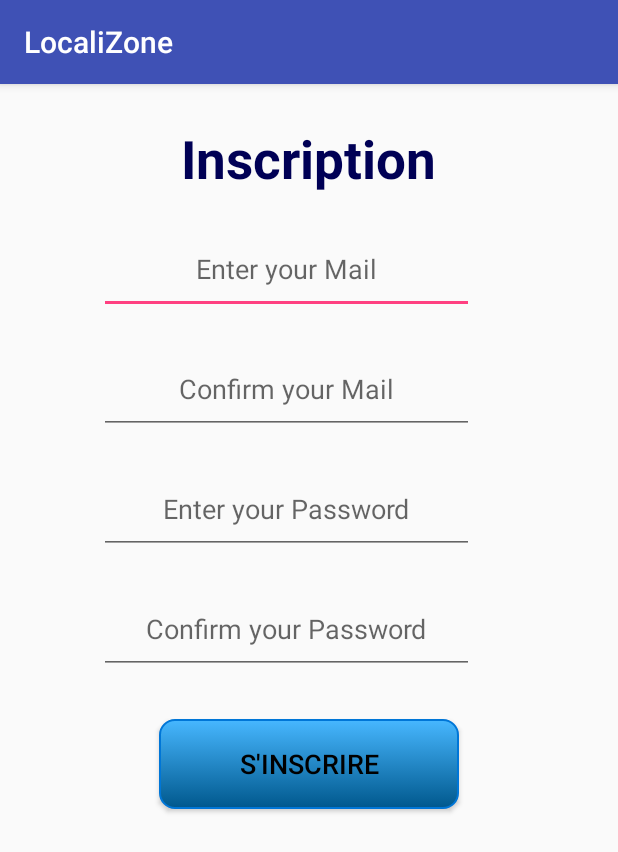
After one commit to cforgeon/Android, an Android app: the Inscription screen opened directly, with no data from a screen before it, on a phone screen of 412 x 824 dp. The commit adds this screen. Shown: the top 852 px of the screen. Run offline under Robolectric (Android 15) with nearby library versions, the phone set to English and light mode, and no system bars.

Commit message:
view parent

```diff
--- /dev/null
+++ b/app/src/main/java/com/example/user/localizone/Inscription.java
@@ -0,0 +1,14 @@
+package com.example.user.localizone;
+
+import android.os.Bundle;
+import android.support.v7.app.AppCompatActivity;
+
+
+public class Inscription extends AppCompatActivity {
+
+    @Override
+    public void onCreate(Bundle savedInstanceState) {
+        super.onCreate(savedInstanceState);
+        setContentView(R.layout.inscription);
+    }
+}
--- /dev/null
+++ b/app/src/main/res/drawable/buttonparent.xml
@@ -0,0 +1,25 @@
+<?xml version="1.0" encoding="utf-8"?>
+<selector xmlns:android="http://schemas.android.com/apk/res/android">
+
+    <item android:state_pressed="true" >
+        <shape android:shape="rectangle"  >
+            <corners android:radius="10dip" />
+            <stroke android:width="1dip" android:color="#0076d7" />
+            <gradient android:angle="-90" android:startColor="#00588d" android:endColor="#03b2ff"  />
+        </shape>
+    </item>
+    <item android:state_focused="true">
+        <shape android:shape="rectangle"  >
+            <corners android:radius="10dip" />
+            <stroke android:width="1dip" android:color="#0076d7" />
+            <solid android:color="#009edc"/>
+        </shape>
+    </item>
+    <item >
+        <shape android:shape="rectangle"  >
+            <corners android:radius="10dip" />
+            <stroke android:width="1dip" android:color="#0076d7" />
+            <gradient android:angle="-90" android:startColor="#47b7ff" android:endColor="#00588d" />
+        </shape>
+    </item>
+</selector>
--- /dev/null
+++ b/app/src/main/res/layout/inscription.xml
@@ -0,0 +1,95 @@
+<?xml version="1.0" encoding="utf-8"?>
+<RelativeLayout
+    xmlns:android="http://schemas.android.com/apk/res/android"
+    android:orientation="vertical"
+    android:layout_width="match_parent"
+    android:layout_height="match_parent"
+    android:paddingLeft="@dimen/activity_horizontal_margin"
+    android:paddingRight="@dimen/activity_horizontal_margin"
+    android:paddingTop="@dimen/activity_vertical_margin"
+    android:paddingBottom="@dimen/activity_vertical_margin">
+
+<LinearLayout
+    xmlns:android="http://schemas.android.com/apk/res/android"
+    android:orientation="vertical"
+    android:layout_width="fill_parent"
+    android:layout_height="fill_parent">
+
+    <TextView
+        android:id="@+id/title"
+        android:text="Inscription"
+        android:layout_width="wrap_content"
+        android:layout_height="wrap_content"
+        android:layout_centerInParent="true"
+        android:textColor="#000055"
+        android:textSize="35sp"
+        android:textStyle="bold"
+        android:layout_gravity="center_horizontal"
+        android:layout_marginTop="10dp"/>
+
+    <EditText
+        android:id="@+id/mail"
+        android:layout_width="250dp"
+        android:layout_height="60dp"
+        android:hint="Enter your Mail"
+        android:textAlignment="center"
+        android:inputType="text"
+        android:layout_marginLeft="50dp"
+        android:layout_marginRight="50dp"
+        android:layout_marginTop="20dp"
+        android:textColor="#22427C"/>
+
+    <EditText
+        android:id="@+id/confmail"
+        android:layout_width="250dp"
+        android:layout_height="60dp"
+        android:hint="Confirm your Mail"
+        android:textAlignment="center"
+        android:inputType="text"
+        android:layout_marginLeft="50dp"
+        android:layout_marginRight="50dp"
+        android:textColor="#22427C"
+        android:layout_marginTop="20dp"/>
+
+    <EditText
+        android:id="@+id/password"
+        android:layout_width="250dp"
+        android:layout_height="60dp"
+        android:hint="Enter your Password"
+        android:textAlignment="center"
+        android:inputType="textPassword"
+        android:layout_above="@+id/mail"
+        android:layout_marginLeft="50dp"
+        android:layout_marginRight="50dp"
+        android:textColor="#22427C"
+        android:layout_marginTop="20dp"/>
+
+    <EditText
+        android:id="@+id/confpassword"
+        android:layout_width="250dp"
+        android:layout_height="60dp"
+        android:hint="Confirm your Password"
+        android:textAlignment="center"
+        android:inputType="textPassword"
+        android:layout_above="@+id/mail"
+        android:layout_marginLeft="50dp"
+        android:layout_marginRight="50dp"
+        android:textColor="#22427C"
+        android:layout_marginTop="20dp"/>
+
+    <Button
+        android:id="@+id/identify"
+        android:layout_width="200dp"
+        android:layout_height="60dp"
+        android:layout_centerInParent="true"
+        android:layout_centerVertical="true"
+        android:layout_gravity="center_horizontal"
+        android:height="70dp"
+        android:textSize="18dp"
+        android:text="S'INSCRIRE"
+        android:layout_marginTop="30dp"
+        android:textColor="#000000"
+        android:background="@drawable/buttonparent"/>
+
+    </LinearLayout>
+</RelativeLayout>
```
Also changed, not shown: app/src/main/AndroidManifest.xml (+8 -0 lines), app/src/main/java/com/example/user/localizone/MainActivity.java (+10 -11 lines), app/src/main/java/com/example/user/localizone/ViewParent.java (added, +37 -0 lines), app/src/main/res/layout/identification.xml (+2 -5 lines), app/src/main/res/layout/viewparent.xml (added, +42 -0 lines).
